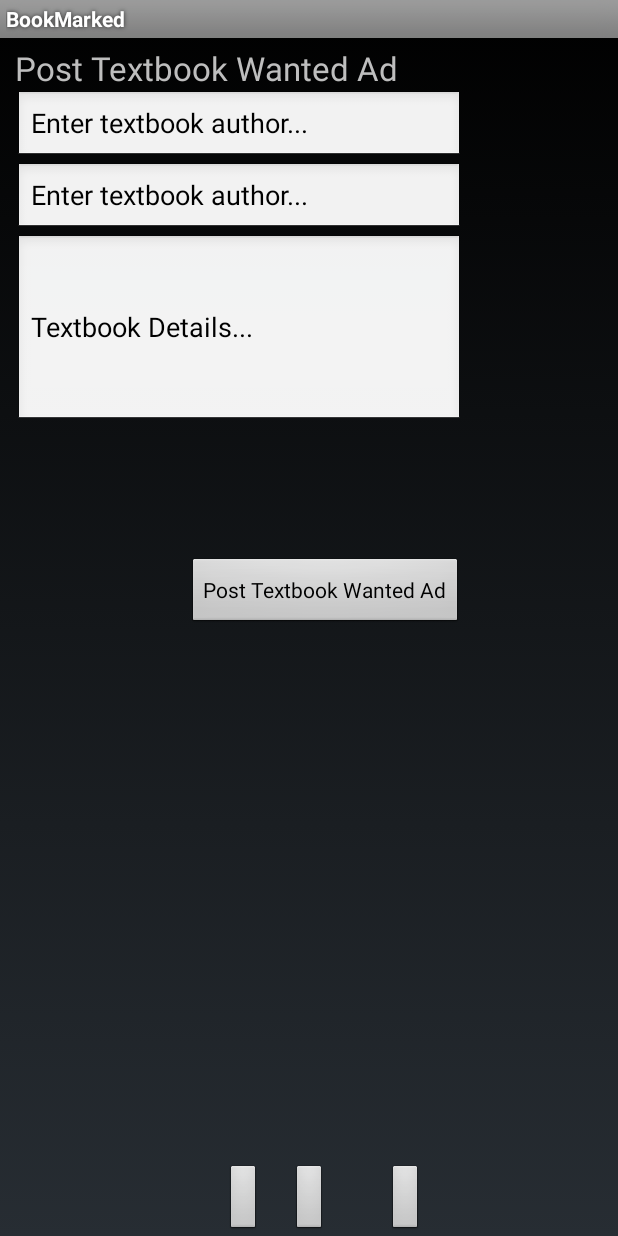
After one commit to MobileApps-Cascadia/BookmarkED-android, an Android app: the layout activity_post_wanted_ad.xml on its own in the app's theme, with its tools: preview values and no code run, on a phone screen of 412 x 824 dp. The commit adds this screen. Run offline under Robolectric (Android 15) with nearby library versions, the phone set to English and light mode, and no system bars.

Commit message:
PostWantedAd page is added

```diff
--- /dev/null
+++ b/app/src/main/java/edu/cascadia/bookmarked/PostWantedAdActivity.java
@@ -0,0 +1,58 @@
+package edu.cascadia.bookmarked;
+
+/**
+ * Created by Hiromi on 6/10/2015.
+ */
+
+import android.support.v7.app.ActionBarActivity;
+import android.os.Bundle;
+import android.view.Menu;
+import android.view.MenuItem;
+import android.view.View;
+import android.widget.EditText;
+
+//public class PostWantedAd {
+//}
+
+public class PostWantedAdActivity extends ActionBarActivity {
+
+    @Override
+    protected void onCreate(Bundle savedInstanceState) {
+        super.onCreate(savedInstanceState);
+        setContentView(R.layout.activity_post_wanted_ad);
+    }
+
+    @Override
+    public boolean onCreateOptionsMenu(Menu menu) {
+        // Inflate the menu; this adds items to the action bar if it is present.
+        getMenuInflater().inflate(R.menu.menu_post_wanted_ad, menu);
+        return true;
+    }
+
+    @Override
+    public boolean onOptionsItemSelected(MenuItem item) {
+        // Handle action bar item clicks here. The action bar will
+        // automatically handle clicks on the Home/Up button, so long
+        // as you specify a parent activity in AndroidManifest.xml.
+        int id = item.getItemId();
+
+        //noinspection SimplifiableIfStatement
+        if (id == R.id.action_settings) {
+            return true;
+        }
+
+        return super.onOptionsItemSelected(item);
+    }
+
+    // Adding postAd method to collect data from Post Wanted Ad form
+    public void postAd(View button) {
+        final EditText titleField = (EditText) findViewById(R.id.editTextBookTitle);
+        String booktitle = titleField.getText().toString();
+
+        final EditText authorField = (EditText) findViewById(R.id.editTextBookAuthor);
+        String bookauthor = authorField.getText().toString();
+
+        final EditText detailsField = (EditText) findViewById(R.id.editTextBookDetails);
+        String bookdetails = detailsField.getText().toString();
+    }
+}
--- /dev/null
+++ b/app/src/main/res/layout/activity_post_wanted_ad.xml
@@ -0,0 +1,151 @@
+<?xml version="1.0" encoding="utf-8"?>
+<RelativeLayout xmlns:android="http://schemas.android.com/apk/res/android"
+    xmlns:tools="http://schemas.android.com/tools"
+    android:layout_width="match_parent"
+    android:layout_height="match_parent"
+    tools:context=".PostWantedAdActivity">
+
+    <!--Navigation Bar-->
+    <RelativeLayout
+        android:layout_width="match_parent"
+        android:layout_height="match_parent"></RelativeLayout>
+
+    <RelativeLayout
+        android:id="@+id/navbar"
+        android:layout_width="fill_parent"
+        android:layout_height="wrap_content"
+        android:layout_alignParentButtom="true"
+        android:layout_alignParentBottom="true"
+        android:layout_alignStart="@+id/ScrollView01">
+
+        <ImageButton
+            android:id="@+id/imageButtonBuy"
+            android:layout_width="wrap_content"
+            android:layout_height="wrap_content"
+            android:layout_centerVertical="true"
+            android:layout_toLeftOf="@+id/imageButtonSell"
+            android:layout_marginRight="20dp"/>
+
+        <ImageButton
+            android:id="@+id/imageButtonSell"
+            android:layout_width="wrap_content"
+            android:layout_height="wrap_content"
+            android:layout_centerVertical="true"
+            android:layout_centerHorizontal="true"
+            android:layout_marginRight="20dp"/>
+
+        <ImageButton
+            android:id="@+id/imageButtonBookWanted"
+            android:layout_width="wrap_content"
+            android:layout_height="wrap_content"
+            android:layout_centerVertical="true"
+            android:layout_toRightOf="@+id/imageButtonSell"
+            android:layout_marginLeft="20dp"/>
+
+    </RelativeLayout>
+
+    <!--Toolbar-->
+   <!-- <RelativeLayout
+        android:id="@+id/toolbar"
+        android:background="@color/toolbar_background"
+        android:layout_width="match_parent"
+        android:layout_height="wrap_content"
+        android:layout_alignParentLeft="true"
+        android:layout_alignParentTop="true">
+
+        <ToggleButton
+            android:layout_width="wrap_content"
+            android:layout_height="wrap_content"
+            android:layout_alignParentLeft="true"
+            android:layout_marginLeft="20dp"
+            android:text="ToggleButton"/>
+
+    </RelativeLayout>-->
+
+
+    <ScrollView
+        android:id="@+id/ScrollView01"
+        android:layout_width="match_parent"
+        android:layout_height="wrap_content"
+        android:layout_alignParentLeft="true"
+        android:layout_alignParentTop="true"
+        android:layout_above="@+id/navbar">
+
+        <RelativeLayout
+            android:layout_width="match_parent"
+            android:layout_height="wrap_content"
+            android:layout_alignBottom="@+id/ScrollView01"
+            android:layout_alignTop="@+id/ScrollView01"
+            android:layout_alignParentLeft="true"
+            android:layout_alignParentTop="true">
+
+            <TextView
+                android:id="@+id/textWantedAd"
+                android:layout_width="wrap_content"
+                android:layout_height="wrap_content"
+                android:layout_alignParentLeft="true"
+                android:layout_alignParentTop="true"
+                android:layout_marginLeft="10dp"
+                android:layout_marginTop="5dp"
+                android:text="@string/post_ad"
+                android:textSize="10pt">
+            </TextView>
+
+            <EditText
+                android:id="@+id/editTextBookTitle"
+                android:layout_height="wrap_content"
+                android:layout_width="wrap_content"
+                android:layout_alignParentLeft="true"
+                android:layout_marginLeft="10dp"
+                android:layout_below="@id/textWantedAd"
+                android:ems="14"
+                android:imeOptions="actionNext"
+                android:hint="@string/booktitle"
+                android:inputType="textMultiLine"
+                android:text="@string/bookauthor">
+            </EditText>
+
+            <EditText
+                android:id="@+id/editTextBookAuthor"
+                android:layout_height="wrap_content"
+                android:layout_width="wrap_content"
+                android:layout_alignParentLeft="true"
+                android:layout_marginLeft="10dp"
+                android:layout_below="@id/editTextBookTitle"
+                android:ems="14"
+                android:imeOptions="actionNext"
+                android:hint="@string/bookauthor"
+                android:inputType="textMultiLine"
+                android:text="@string/bookauthor">
+            </EditText>
+
+            <EditText
+                android:id="@+id/editTextBookDetails"
+                android:layout_height="wrap_content"
+                android:layout_width="wrap_content"
+                android:layout_alignParentLeft="true"
+                android:layout_marginLeft="10dp"
+                android:layout_below="@id/editTextBookAuthor"
+                android:ems="14"
+                android:imeOptions="actionNext"
+                android:hint="@string/bookdetails"
+                android:inputType="textMultiLine"
+                android:lines="5"
+                android:layout_marginBottom="135dp"
+                android:text="@string/bookdetails">
+            </EditText>
+
+            <Button
+                android:id="@+id/buttonPostAd"
+                android:layout_width="wrap_content"
+                android:layout_height="wrap_content"
+                android:text="@string/post_ad_button"
+                android:layout_marginBottom="50dp"
+                android:layout_alignParentBottom="true"
+                android:layout_alignRight="@+id/editTextBookDetails"
+                android:layout_alignEnd="@+id/editTextBookDetails" />
+
+        </RelativeLayout>
+    </ScrollView>
+
+</RelativeLayout>
--- /dev/null
+++ b/app/src/main/res/menu/menu_post_wanted_ad.xml
@@ -0,0 +1,6 @@
+<menu xmlns:android="http://schemas.android.com/apk/res/android"
+    xmlns:app="http://schemas.android.com/apk/res-auto"
+    xmlns:tools="http://schemas.android.com/tools" tools:context=".PostWantedAdActivity">
+    <item android:id="@+id/action_settings" android:title="@string/action_settings"
+        android:orderInCategory="100" app:showAsAction="never" />
+</menu>
--- a/app/src/main/res/values/color.xml
+++ b/app/src/main/res/values/color.xml
@@ -8,4 +8,5 @@
     <color name="custom_theme_color">#b0b0ff</color>
     <color name="lightpink">#ff8abe</color>
     <color name="lightgreen">#90EE90</color>
+    <color name="toolbar_background">#ffff00</color>
 </resources>
--- a/app/src/main/res/values/strings.xml
+++ b/app/src/main/res/values/strings.xml
@@ -3,6 +3,13 @@
 
 
     <string name="college_prompt">Choose a college</string>
+
+    <string name="post_ad">Post Textbook Wanted Ad</string>
+    <string name="booktitle">Enter textbook title...</string>
+    <string name="bookauthor">Enter textbook author...</string>
+    <string name="bookdetails">Textbook Details...</string>
+    <string name="post_ad_button">Post Textbook Wanted Ad</string>
+    <string name="action_settings">Settings</string>
 
     <string-array name="college_arrays">
         <item>Cascadia College</item>
```
Also changed, not shown: 2 other files.
